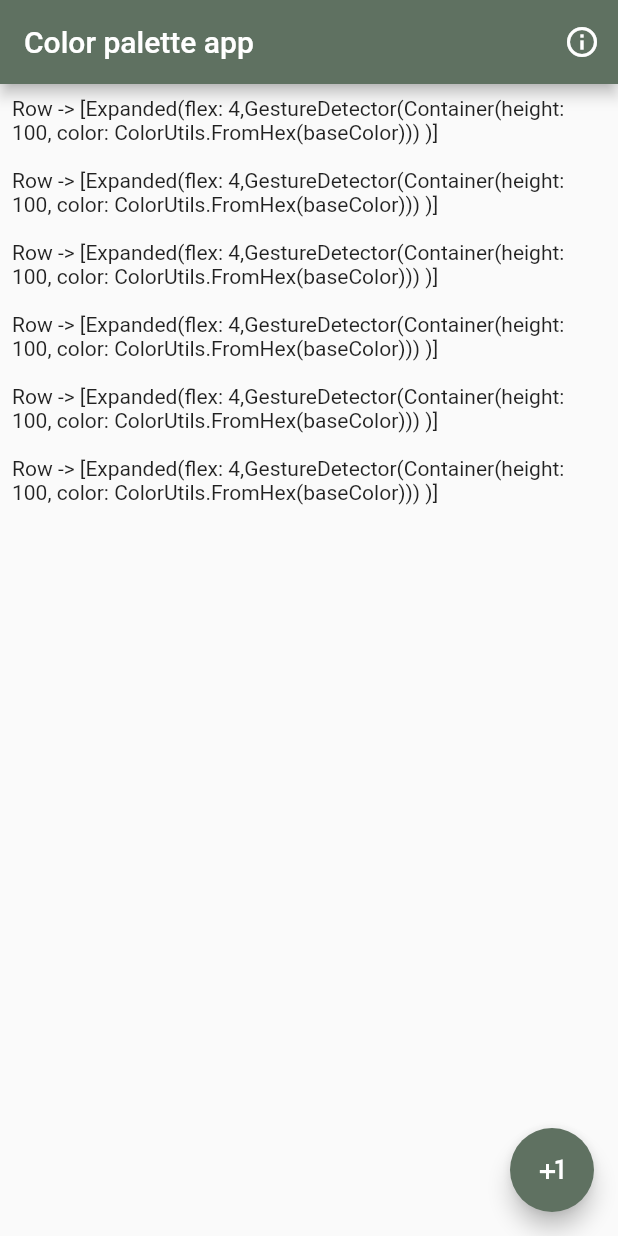
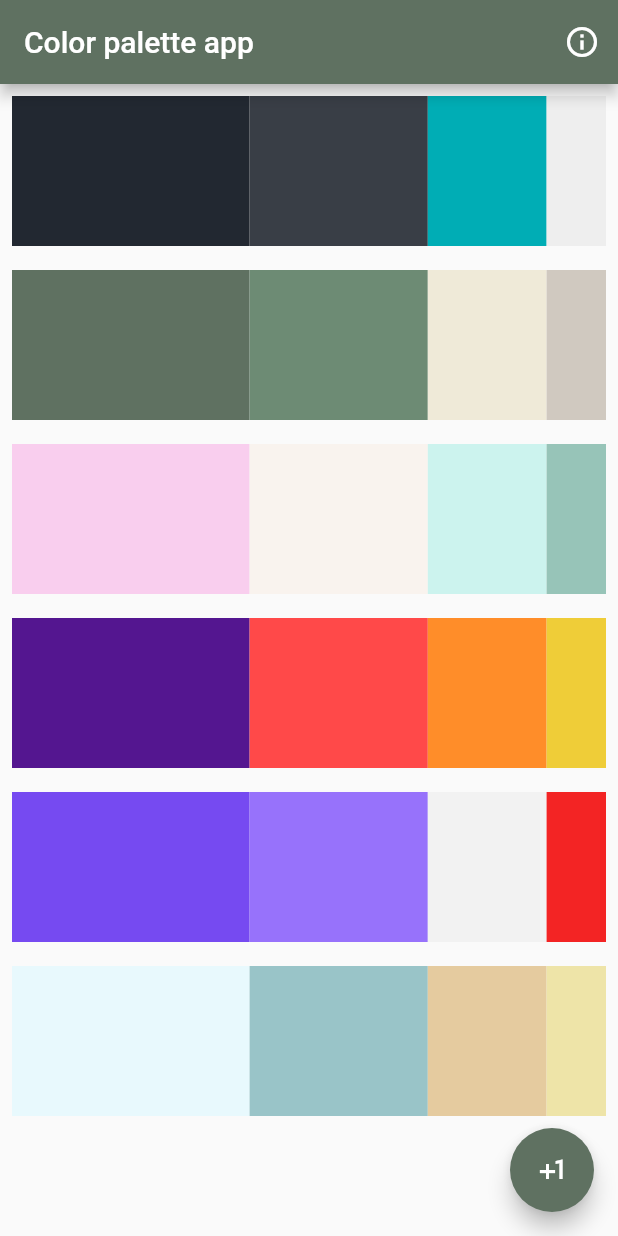
Before and after one commit to VictorCuerdo/color_palette_template_Movil, a Flutter app: the screen it shows after launch, on a phone screen of 412 x 824 dp. Run offline on Flutter 3.47's test engine with Material 2 defaults, Android fonts, the phone set to English and light mode, and no system bars; our stand-ins replace get, loggy; missing offline and left inert: dart:html.

Commit message:
ColorPaletteBaseColorUpdated

```diff
--- a/lib/ui/pages/color_selection_page.dart
+++ b/lib/ui/pages/color_selection_page.dart
@@ -17,7 +17,7 @@ class ColorSelectionPage extends StatelessWidget {
     ));
   }
 
-  @Override
+  @override
   Widget build(BuildContext context) {
     return Scaffold(
         appBar: AppBar(
--- a/lib/ui/widgets/color_palette.dart
+++ b/lib/ui/widgets/color_palette.dart
@@ -1,19 +1,22 @@
 import 'package:flutter/material.dart';
+
 import '../../utils/color_utils.dart';
 
 class ColorPalette extends StatelessWidget {
-  const ColorPalette({
-    Key? key,
-    // así se reciben en el constructor, por ejemplo
-    //required this.baseColor,
-  }) : super(key: key);
+  const ColorPalette(
+      {Key? key,
+      required this.baseColor,
+      required this.baseColor2,
+      required this.baseColor3,
+      required this.baseColor4,
+      required this.callback})
+      : super(key: key);
 
-  // atributos de la clase, por ejemplo
-  //final String baseColor;
-
-  // también se puede tener como un atributo un callback, necesiario ya que es un
-  // widget sin estado, por ejemplo
-  //final Function(String) callback;
+  final String baseColor;
+  final String baseColor2;
+  final String baseColor3;
+  final String baseColor4;
+  final Function(String) callback;
 
   @override
   Widget build(BuildContext context) {
@@ -21,8 +24,51 @@ class ColorPalette extends StatelessWidget {
     return Padding(
       padding: const EdgeInsets.all(8.0),
       // vamos a mostrar los elementos en un row
-      child: Text(
-          'Row -> [Expanded(flex: 4,GestureDetector(Container(height: 100, color: ColorUtils.FromHex(baseColor))) )]'),
+      child: Row(
+        mainAxisAlignment: MainAxisAlignment.spaceAround,
+        children: [
+          // usamos expanded para darle diferente tamaño a cada hijo
+          Expanded(
+            flex: 4,
+            child: GestureDetector(
+              onTap: () => callback(baseColor.toString()),
+              child: Container(
+                height: 100,
+                color: ColorUtils.FromHex(baseColor),
+              ),
+            ),
+          ),
+          Expanded(
+            flex: 3,
+            child: GestureDetector(
+              onTap: () => callback(baseColor2.toString()),
+              child: Container(
+                height: 100,
+                color: ColorUtils.FromHex(baseColor2),
+              ),
+            ),
+          ),
+          Expanded(
+            flex: 2,
+            child: GestureDetector(
+              onTap: () => callback(baseColor3.toString()),
+              child: Container(
+                height: 100,
+                color: ColorUtils.FromHex(baseColor3),
+              ),
+            ),
+          ),
+          Expanded(
+            child: GestureDetector(
+              onTap: () => callback(baseColor4.toString()),
+              child: Container(
+                height: 100,
+                color: ColorUtils.FromHex(baseColor4),
+              ),
+            ),
+          )
+        ],
+      ),
     );
   }
 }
```
